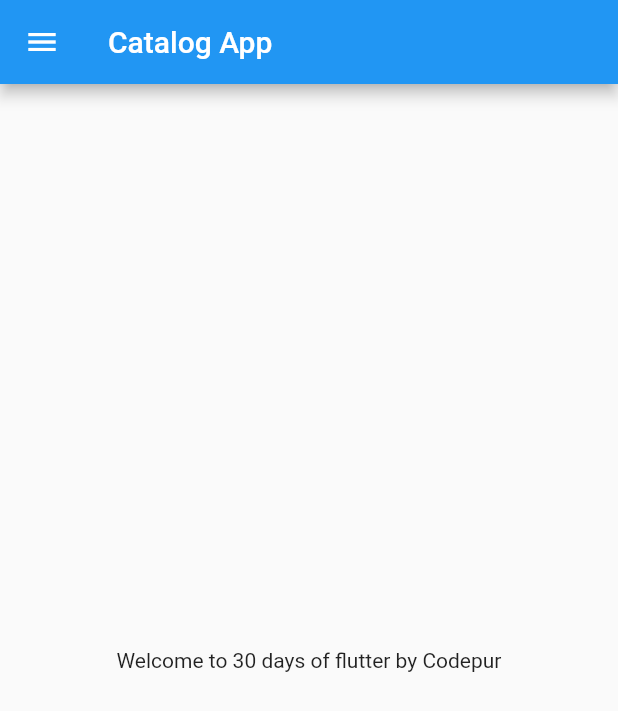
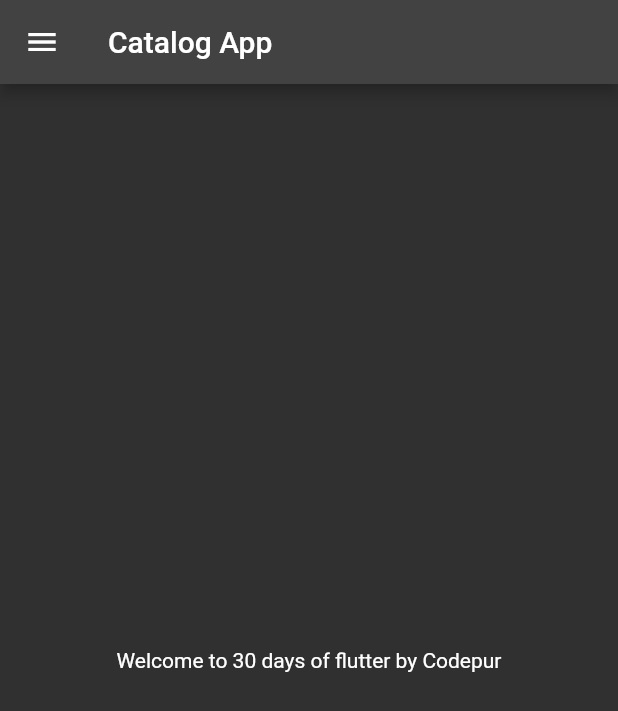
Before and after one commit to prynshg/CatalogApp, a Flutter app: the screen it shows after launch, on a phone screen of 412 x 824 dp. Shown: the top 711 px of the screen. Run offline on Flutter 3.47's test engine with Material 2 defaults, Android fonts, the phone set to English and light mode, and no system bars.

Commit message:
day 3 completed

```diff
--- a/lib/main.dart
+++ b/lib/main.dart
@@ -1,6 +1,7 @@
 import 'package:flutter/material.dart';
 
-import 'HomePage.dart';
+import 'pages/HomePage.dart';
+import 'pages/LoginPage.dart';
 
 void main(){
   runApp(MyApp());
@@ -13,7 +14,17 @@ class MyApp extends StatelessWidget {
   Widget build(BuildContext context) {
 
     return MaterialApp(
-      home: HomePage(),
+      // home: HomePage(),
+      themeMode: ThemeMode.dark,
+      theme: ThemeData(primarySwatch: Colors.amber),
+      darkTheme: ThemeData(
+        brightness: Brightness.dark,
+      ),
+
+      routes: {
+        '/':(context)=> const HomePage(),
+        '/login':(context)=> const LoginPage(),
+      },
     );
   }
 }
```
Also changed, not shown: lib/pages/LoginPage.dart (added, +14 -0 lines), lib/pages/HomePage.dart (renamed from lib/HomePage.dart).
